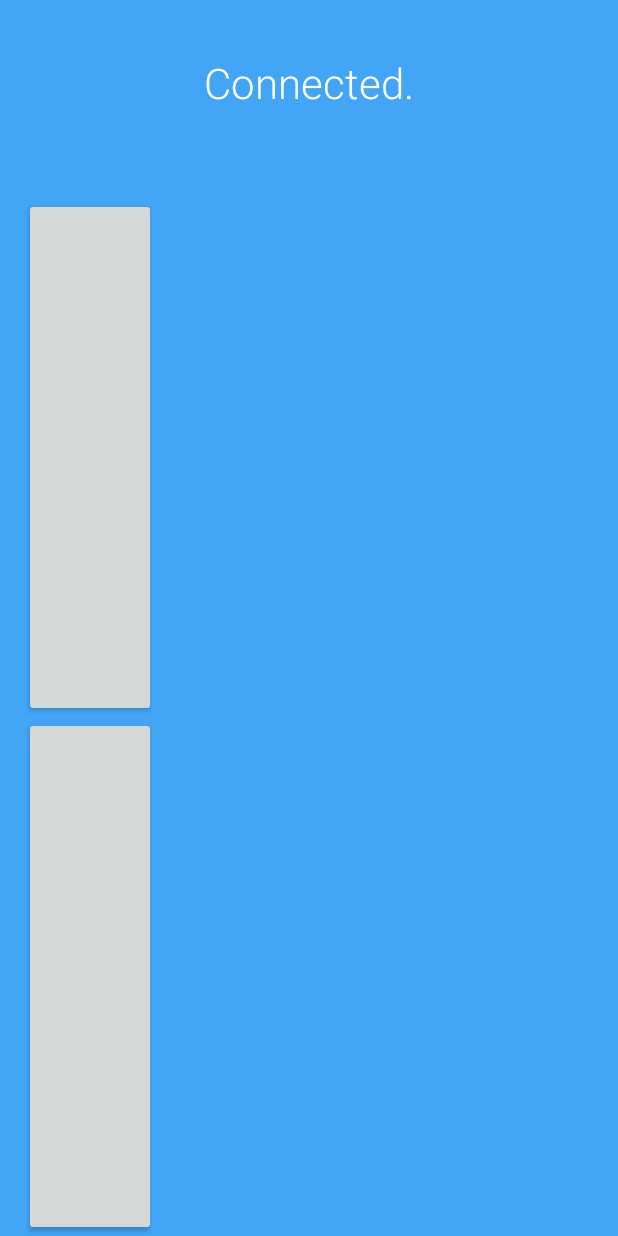
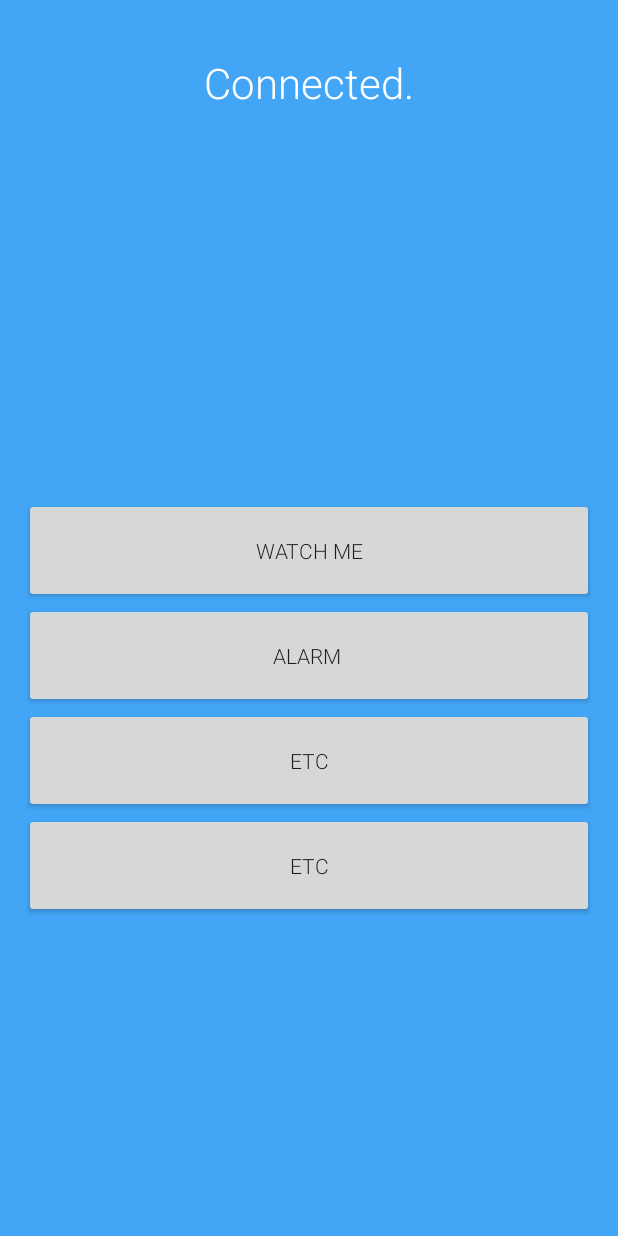
Before and after one commit to g-suraj/ICHack2017, an Android app: the ConnectedScreen screen opened directly, with no data from a screen before it, on a phone screen of 412 x 824 dp. Run offline under Robolectric (Android 15) with nearby library versions, the phone set to English and light mode, and no system bars.

Commit message:
Initialised buttons on connected page and also trying to implement alarm clock

```diff
--- a/IoP/app/src/main/AndroidManifest.xml
+++ b/IoP/app/src/main/AndroidManifest.xml
@@ -19,7 +19,8 @@
             </intent-filter>
         </activity>
         <activity android:name=".BluetoothPairing" />
-        <activity android:name=".ConnectedScreen"></activity>
+        <activity android:name=".ConnectedScreen" />
+        <activity android:name=".AlarmActivity"></activity>
     </application>
 
 </manifest>
--- a/IoP/app/src/main/java/ioichack2017/github/httpscontactgsuraj/iop/ConnectedScreen.java
+++ b/IoP/app/src/main/java/ioichack2017/github/httpscontactgsuraj/iop/ConnectedScreen.java
@@ -23,7 +23,7 @@ public class ConnectedScreen extends AppCompatActivity {
         AlphaAnimation fadeIn = new AlphaAnimation(0.0f, 1.0f);
 
         textView.startAnimation(fadeOut);
-        fadeOut.setDuration(2400);
+        fadeOut.setDuration(1400);
         fadeOut.setFillAfter(true);
         textView2.startAnimation(fadeIn);
         fadeIn.setDuration(2000);
--- a/IoP/app/src/main/res/layout/activity_connected_screen.xml
+++ b/IoP/app/src/main/res/layout/activity_connected_screen.xml
@@ -29,13 +29,42 @@
         android:gravity="center_horizontal"
         android:text="@string/inquire"
         android:textColor="#ffffff"
+        android:paddingBottom="200sp"
         android:textSize="28sp" />
+
     <Button
-        android:layout_width="wrap_content"
-        android:layout_weight="1"
+        android:paddingTop="10sp"
+        android:layout_width="match_parent"
+        android:fontFamily="sans-serif-light"
+        android:onClick="method1"
+        android:text="watch me"
+        android:padding="25sp"
         android:layout_height="wrap_content" />
+
     <Button
-        android:layout_width="wrap_content"
-        android:layout_weight="1"
+        android:paddingTop="10sp"
+        android:layout_width="match_parent"
+        android:fontFamily="sans-serif-light"
+        android:padding="25sp"
+        android:onClick="method2"
+        android:text="Alarm "
+        android:layout_height="wrap_content" />
+
+    <Button
+        android:paddingTop="10sp"
+        android:layout_width="match_parent"
+        android:fontFamily="sans-serif-light"
+        android:padding="25sp"
+        android:onClick="method3"
+        android:text="etc"
+        android:layout_height="wrap_content" />
+
+    <Button
+        android:paddingTop="10sp"
+        android:layout_width="match_parent"
+        android:fontFamily="sans-serif-light"
+        android:padding="25sp"
+        android:text="etc"
+        android:onClick="method4"
         android:layout_height="wrap_content" />
 </LinearLayout>
```
Also changed, not shown: IoP/app/src/main/java/ioichack2017/github/httpscontactgsuraj/iop/AlarmActivity.java (added, +13 -0 lines), IoP/app/src/main/res/layout/activity_alarm.xml (added, +13 -0 lines).
